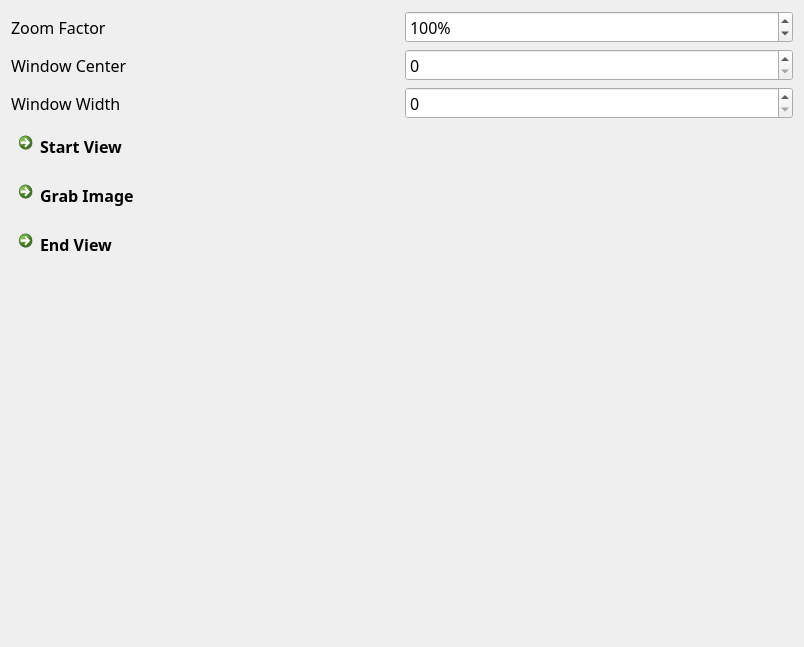
zhumangen/DROC, file ImageAcquisitor/perspectiveviewwidget.ui: the form before one commit.
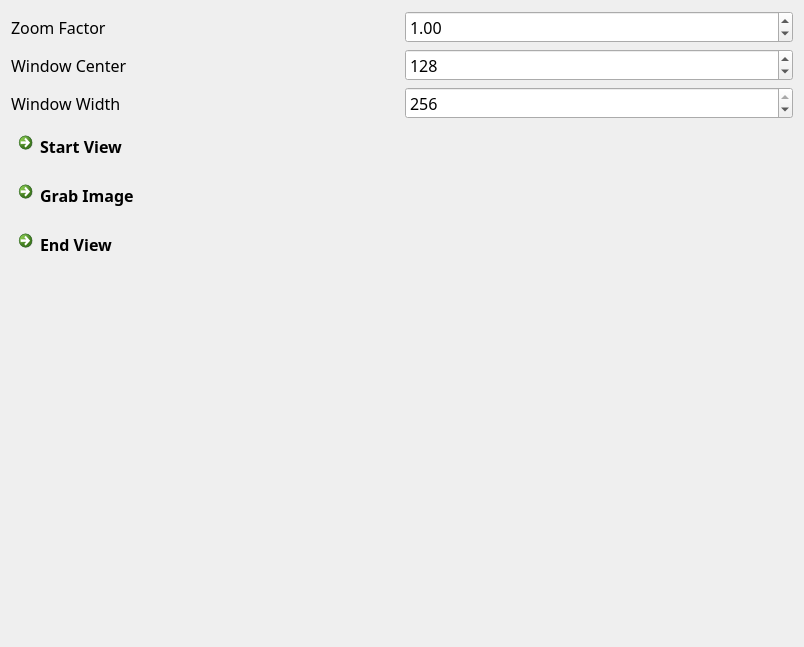
The form after the commit.

Commit message: Implemented image processing, zoom, window and width.

The edit to the form file:
```diff
--- a/ImageAcquisitor/perspectiveviewwidget.ui
+++ b/ImageAcquisitor/perspectiveviewwidget.ui
@@ -19,7 +19,7 @@
   <property name="windowTitle">
    <string>Form</string>
   </property>
-  <layout class="QHBoxLayout" name="horizontalLayout">
+  <layout class="QHBoxLayout" name="horizontalLayout" stretch="0">
    <item>
     <layout class="QVBoxLayout" name="verticalLayout">
      <item>
@@ -29,34 +29,6 @@
          <property name="text">
           <string>Zoom Factor</string>
          </property>
-         <property name="buddy">
-          <cstring>spinBox</cstring>
-         </property>
-        </widget>
-       </item>
-       <item row="0" column="1">
-        <widget class="QSpinBox" name="spinBox">
-         <property name="wrapping">
-          <bool>false</bool>
-         </property>
-         <property name="buttonSymbols">
-          <enum>QAbstractSpinBox::UpDownArrows</enum>
-         </property>
-         <property name="specialValueText">
-          <string/>
-         </property>
-         <property name="suffix">
-          <string>%</string>
-         </property>
-         <property name="minimum">
-          <number>10</number>
-         </property>
-         <property name="maximum">
-          <number>500</number>
-         </property>
-         <property name="value">
-          <number>100</number>
-         </property>
         </widget>
        </item>
        <item row="1" column="0">
@@ -72,7 +44,10 @@
        <item row="1" column="1">
         <widget class="QSpinBox" name="spinBox_2">
          <property name="maximum">
-          <number>255</number>
+          <number>256</number>
+         </property>
+         <property name="value">
+          <number>128</number>
          </property>
         </widget>
        </item>
@@ -89,7 +64,26 @@
        <item row="2" column="1">
         <widget class="QSpinBox" name="spinBox_3">
          <property name="maximum">
-          <number>255</number>
+          <number>256</number>
+         </property>
+         <property name="value">
+          <number>256</number>
+         </property>
+        </widget>
+       </item>
+       <item row="0" column="1">
+        <widget class="QDoubleSpinBox" name="zoomSpinBox">
+         <property name="suffix">
+          <string/>
+         </property>
+         <property name="minimum">
+          <double>0.100000000000000</double>
+         </property>
+         <property name="maximum">
+          <double>10.000000000000000</double>
+         </property>
+         <property name="value">
+          <double>1.000000000000000</double>
          </property>
         </widget>
        </item>
```
Left out of the diff: 8 changed lines with no effect on the pictures. The commit also changes 10 other files.
